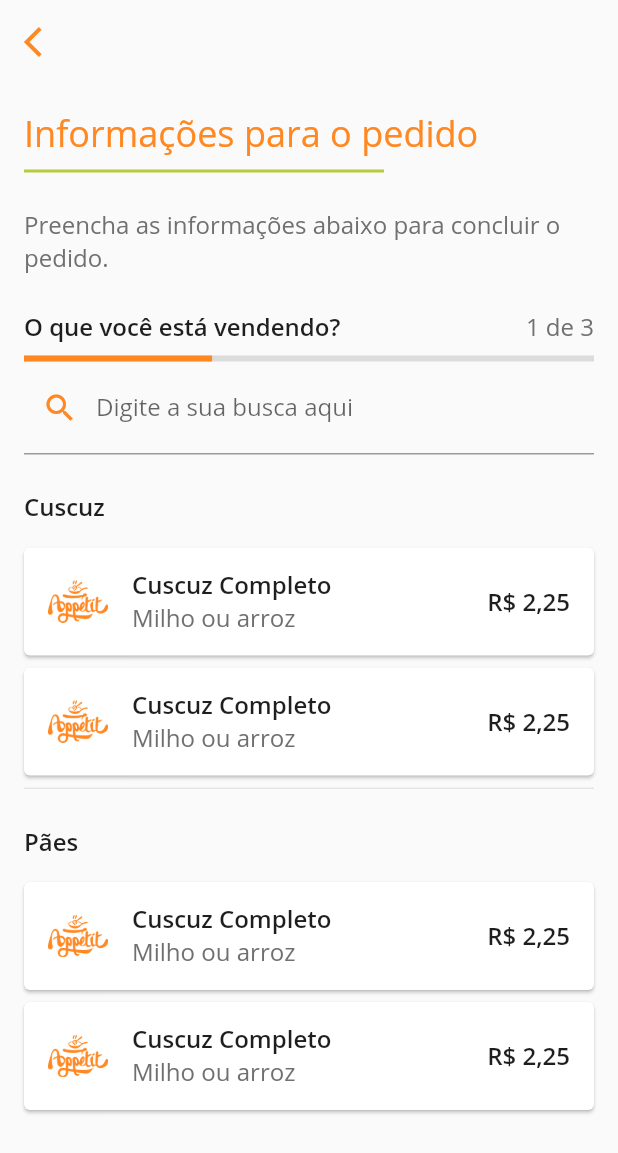
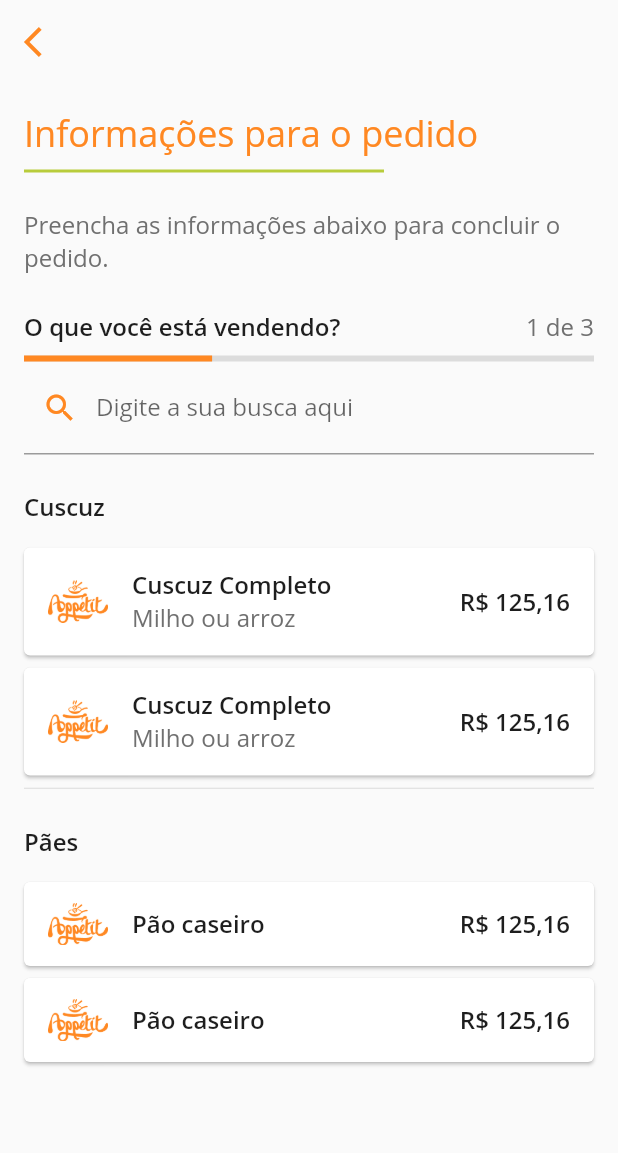
Before and after one commit to thasciano/appetit_app, a Flutter app: the HistoricoPedidosPage screen opened directly, after a tap on "FAZER NOVO PEDIDO", on a phone screen of 412 x 824 dp. Shown: the top 1153 px of the screen. Run offline on Flutter 3.47's test engine with Material 2 defaults, Android fonts, the phone set to English and light mode, and no system bars.

Commit message:
* Refatorando: Criado widget para o card de pedidos (para reuso do card por outras telas).

```diff
--- a/lib/pages/historico_pedidos_page.dart
+++ b/lib/pages/historico_pedidos_page.dart
@@ -1,5 +1,6 @@
 import 'package:appetit_app/utils/Constants.dart';
 import 'package:appetit_app/utils/nav.dart';
+import 'package:appetit_app/widgets/card_pedido.dart';
 import 'package:flutter/material.dart';
 
 import 'novo_pedido_page.dart';
@@ -70,7 +71,11 @@ class HistoricoPedidosPage extends StatelessWidget {
                     padding: EdgeInsets.all(0.0),
                     physics: ClampingScrollPhysics(),
                     itemBuilder: (BuildContext context, int index){
-                      return _cardPedidos();
+                      return CardPedido(
+                          "assets/images/logo.png",
+                          "Hanna Montana",
+                          "1x Cuscuz com calabresa, 1x Cuscuz com calabresa, 1x Cuscuz com calabresa ",
+                          "R\$ 125,16", false, null);
                     }),
 
                 Container(
@@ -85,7 +90,11 @@ class HistoricoPedidosPage extends StatelessWidget {
                     padding: EdgeInsets.all(0.0),
                     physics: ClampingScrollPhysics(),
                     itemBuilder: (BuildContext context, int index){
-                      return _cardPedidos();
+                      return CardPedido(
+                          "assets/images/logo.png",
+                          "Hanna Montana",
+                          "1x Cuscuz com calabresa, 1x Cuscuz com calabresa, 1x Cuscuz com calabresa ",
+                          "R\$ 125,16", false, null);
                     }),
               ],
             ),
@@ -95,37 +104,4 @@ class HistoricoPedidosPage extends StatelessWidget {
     );
   }
 
-  Widget _cardPedidos() {
-    return Card(
-      margin: EdgeInsets.only(bottom: 8),
-      color: Colors.white,
-      elevation: 1.0,
-      child: ListTile(
-        leading: Image.asset("assets/images/logo.png", width: 40, height: 40,),
-        title: Row(
-          children: <Widget>[
-            Expanded(
-              flex: 3,
-              child: Text("Hanna Montana",
-                  maxLines: 1,
-                  overflow: TextOverflow.ellipsis,
-                  style: TextStyle(fontSize: 16, color: Constants.primary_text, fontWeight: FontWeight.w600)),
-            ),
-            Expanded(
-              flex: 2,
-              child: Text("R\$ 125,16",
-                  textAlign: TextAlign.end,
-                  style: TextStyle(fontSize: 16, color: Constants.primary_text, fontWeight: FontWeight.w600)),
-            )
-          ],
-        ),
-        subtitle: Text("1x Cuscuz com calabresa, 1x Cuscuz com calabresa, 1x Cuscuz com calabresa ",
-            maxLines: 1,
-            overflow: TextOverflow.ellipsis,
-            style: TextStyle(fontSize: 16, color: Constants.secondary_text, )),
-      ),
-    );
-  }
-
-
 }
--- a/lib/pages/novo_pedido_page.dart
+++ b/lib/pages/novo_pedido_page.dart
@@ -1,5 +1,6 @@
 import 'package:appetit_app/utils/Constants.dart';
 import 'package:appetit_app/utils/nav.dart';
+import 'package:appetit_app/widgets/card_pedido.dart';
 import 'package:flutter/material.dart';
 
 ///
@@ -96,7 +97,11 @@ class _NovoPedidoPageState extends State<NovoPedidoPage> {
                     shrinkWrap: true,
                     physics: ClampingScrollPhysics(),
                     itemBuilder: (BuildContext context, int index){
-                      return _cardPedidos();
+                      return CardPedido(
+                          "assets/images/logo.png",
+                          "Cuscuz Completo",
+                          "Milho ou arroz",
+                          "R\$ 125,16", true, (){ /*push(context, DetalhesPedidoPage() )*/});
                     }),
               ],
             ),
@@ -116,7 +121,11 @@ class _NovoPedidoPageState extends State<NovoPedidoPage> {
                     shrinkWrap: true,
                     physics: ClampingScrollPhysics(),
                     itemBuilder: (BuildContext context, int index){
-                      return _cardPedidos();
+                      return CardPedido(
+                          "assets/images/logo.png",
+                          "Pão caseiro",
+                          null,
+                          "R\$ 125,16", true, (){ /*push(context, DetalhesPedidoPage() )*/});
                     }),
               ],
             ),
@@ -125,25 +134,4 @@ class _NovoPedidoPageState extends State<NovoPedidoPage> {
       ],
     );
   }
-
-  Widget _cardPedidos() {
-    return Card(
-      margin: EdgeInsets.only(bottom: 8),
-      color: Colors.white,
-      elevation: 1.0,
-      child: ListTile(
-        onTap: (){
-//            push(context, DetalhesPedidoPage());
-        },
-        leading: Image.asset("assets/images/logo.png", width: 40, height: 40,),
-        title: Text("Cuscuz Completo",
-            style: TextStyle(fontSize: 16, color: Constants.primary_text, fontWeight: FontWeight.w600)),
-        subtitle: Text("Milho ou arroz",
-            style: TextStyle(fontSize: 16, color: Constants.secondary_text, )),
-        trailing: Text("R\$ 2,25",
-            style: TextStyle(fontSize: 16, color: Constants.primary_text, fontWeight: FontWeight.w600 )),
-      ),
-    );
-  }
-
 }
--- /dev/null
+++ b/lib/widgets/card_pedido.dart
@@ -0,0 +1,63 @@
+import 'package:appetit_app/utils/Constants.dart';
+import 'package:flutter/material.dart';
+
+///
+/// Created by Thasciano Carvalho on 29/10/2019.
+/// thasciano@gmail.com
+///
+class CardPedido extends StatelessWidget {
+
+  String imagem;
+  String titulo;
+  String subTitulo;
+  String valor;
+  Function onPress;
+  bool hasTrailing;
+
+  CardPedido(this.imagem, this.titulo, this.subTitulo, this.valor, this.hasTrailing, this.onPress);
+
+  @override
+  Widget build(BuildContext context) {
+    return Card(
+      margin: EdgeInsets.only(bottom: 8),
+      color: Colors.white,
+      elevation: 1.0,
+      child: ListTile(
+        onTap: onPress,
+        leading: Image.asset(imagem, width: 40, height: 40,),
+        title: _titulo(),
+        subtitle: subTitulo != null? Text(subTitulo,
+            maxLines: 1,
+            overflow: TextOverflow.ellipsis,
+            style: TextStyle(fontSize: 16, color: Constants.secondary_text, )) : null,
+        trailing: hasTrailing ? Text(valor,
+            textAlign: TextAlign.end,
+            style: TextStyle(fontSize: 16, color: Constants.primary_text, fontWeight: FontWeight.w600)) : null,
+      ),
+    );
+  }
+
+  Widget _titulo() {
+    return hasTrailing ? Text(titulo,
+        maxLines: 1,
+        overflow: TextOverflow.ellipsis,
+        style: TextStyle(fontSize: 16, color: Constants.primary_text, fontWeight: FontWeight.w600)) :
+      Row(
+        children: <Widget>[
+          Expanded(
+            flex: 3,
+            child: Text(titulo,
+                maxLines: 1,
+                overflow: TextOverflow.ellipsis,
+                style: TextStyle(fontSize: 16, color: Constants.primary_text, fontWeight: FontWeight.w600)),
+          ),
+          Expanded(
+            flex: 2,
+            child: Text(valor,
+                textAlign: TextAlign.end,
+                style: TextStyle(fontSize: 16, color: Constants.primary_text, fontWeight: FontWeight.w600)),
+          )
+        ],
+      );
+  }
+}
```
